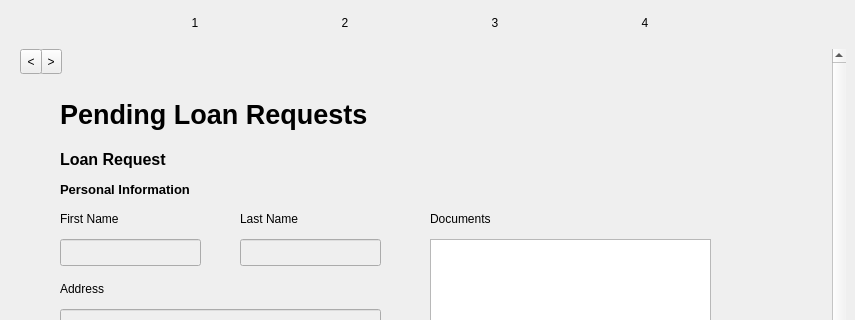
Old version of the form ui/mainwindow.ui in the repository Jumba/decentralized-mortgage-market; both pictures show x 0 to 855 and y 0 to 320 of the 855 by 700 pixel window.
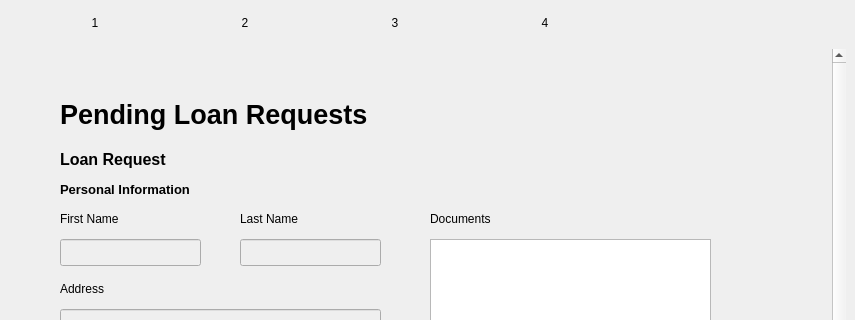
New version of the form. The open tabs and pages were chosen to show the change.

Commit message: Removed navigation arrows

```diff
--- a/ui/mainwindow.ui
+++ b/ui/mainwindow.ui
@@ -1047,19 +1047,6 @@
           </item>
           <item>
            <widget class="QWidget" name="widget" native="true">
-            <widget class="QToolButton" name="next_3">
-             <property name="geometry">
-              <rect>
-               <x>30</x>
-               <y>0</y>
-               <width>22</width>
-               <height>25</height>
-              </rect>
-             </property>
-             <property name="text">
-              <string>&gt;</string>
-             </property>
-            </widget>
             <widget class="QLineEdit" name="fiplr2_lastname_lineedit">
              <property name="enabled">
               <bool>false</bool>
@@ -1099,19 +1086,6 @@
               </rect>
              </property>
             </widget>
-            <widget class="QToolButton" name="prev_3">
-             <property name="geometry">
-              <rect>
-               <x>10</x>
-               <y>0</y>
-               <width>22</width>
-               <height>25</height>
-              </rect>
-             </property>
-             <property name="text">
-              <string>&lt;</string>
-             </property>
-            </widget>
             <widget class="QLabel" name="fiplr2_property_address_label">
              <property name="geometry">
               <rect>
@@ -3652,7 +3626,7 @@
     <widget class="QPushButton" name="navigation_pushbutton_1">
      <property name="geometry">
       <rect>
-       <x>120</x>
+       <x>20</x>
        <y>10</y>
        <width>150</width>
        <height>26</height>
@@ -3707,7 +3681,7 @@
     <widget class="QPushButton" name="navigation_pushbutton_2">
      <property name="geometry">
       <rect>
-       <x>270</x>
+       <x>170</x>
        <y>10</y>
        <width>150</width>
        <height>26</height>
@@ -3762,7 +3736,7 @@
     <widget class="QPushButton" name="navigation_pushbutton_3">
      <property name="geometry">
       <rect>
-       <x>420</x>
+       <x>320</x>
        <y>10</y>
        <width>150</width>
        <height>26</height>
@@ -3817,7 +3791,7 @@
     <widget class="QPushButton" name="navigation_pushbutton_4">
      <property name="geometry">
       <rect>
-       <x>570</x>
+       <x>470</x>
        <y>10</y>
        <width>150</width>
        <height>26</height>
```
Left out of the diff: 184 changed lines with no effect on the pictures. The commit also changes 2 other files.
